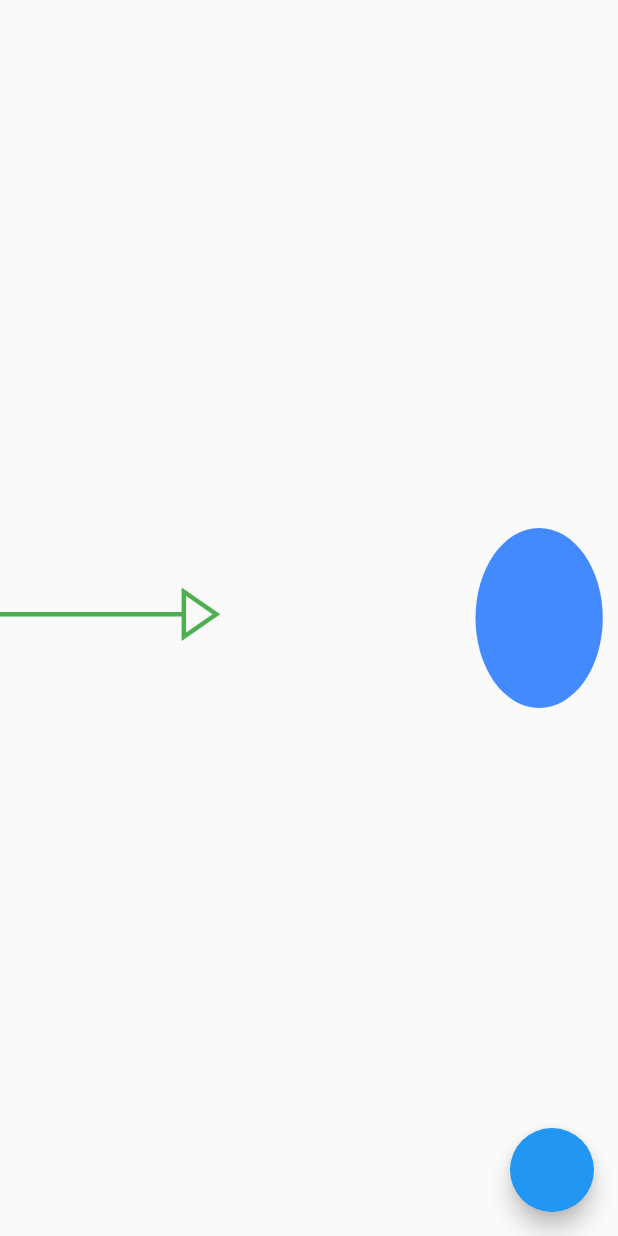
After one commit to wrteam-priyansh/ui_ux, a Flutter app: the ArrowUxScreen screen opened directly, on a phone screen of 412 x 824 dp. The commit adds this screen. Run offline on Flutter 3.47's test engine with Material 2 defaults, Android fonts, the phone set to English and light mode, and no system bars; our stand-ins replace cached_network_image, lottie, octo_image.

```diff
--- /dev/null
+++ b/lib/ui/screens/arrowUx.dart
@@ -0,0 +1,90 @@
+import 'dart:math';
+
+import 'package:flutter/material.dart';
+
+class ArrowUxScreen extends StatefulWidget {
+  ArrowUxScreen({Key? key}) : super(key: key);
+
+  @override
+  _ArrowUxScreenState createState() => _ArrowUxScreenState();
+}
+
+class _ArrowUxScreenState extends State<ArrowUxScreen> with TickerProviderStateMixin {
+  late AnimationController arrowAnimationController = AnimationController(vsync: this, duration: Duration(milliseconds: 500));
+
+  late Animation<Offset> arrowAnimation = Tween<Offset>(begin: Offset.zero, end: Offset(1.5, 0)).animate(CurvedAnimation(parent: arrowAnimationController, curve: Curves.easeInOut));
+
+  late AnimationController colorAnimationController = AnimationController(vsync: this, duration: Duration(milliseconds: 100));
+
+  late Animation<Color?> colorAnimation = ColorTween(
+    begin: Colors.blueAccent,
+    end: Colors.redAccent,
+  ).animate(CurvedAnimation(parent: colorAnimationController, curve: Curves.easeInOut));
+
+  @override
+  Widget build(BuildContext context) {
+    return Scaffold(
+      floatingActionButton: FloatingActionButton(onPressed: () {
+        arrowAnimationController.forward().then((value) => colorAnimationController.forward());
+      }),
+      body: Stack(
+        children: [
+          Align(
+            alignment: AlignmentDirectional.centerEnd,
+            child: Transform(
+              transform: Matrix4.identity()
+                ..rotateY(pi / 4)
+                ..setEntry(0, 3, 25.0),
+              child: AnimatedBuilder(
+                animation: colorAnimationController,
+                builder: (context, child) {
+                  return CircleAvatar(
+                    radius: 60.0,
+                    backgroundColor: colorAnimation.value,
+                  );
+                },
+              ),
+            ),
+          ),
+          Align(
+            alignment: AlignmentDirectional.centerStart,
+            child: SlideTransition(
+              position: arrowAnimation,
+              child: CustomPaint(
+                painter: ArrowPainter(),
+                child: Container(
+                  height: 5,
+                  width: MediaQuery.of(context).size.width * (0.35),
+                ),
+              ),
+            ),
+          ),
+        ],
+      ),
+    );
+  }
+}
+
+class ArrowPainter extends CustomPainter {
+  @override
+  void paint(Canvas canvas, Size size) {
+    Paint paint = Paint()
+      ..color = Colors.green
+      ..style = PaintingStyle.stroke
+      ..strokeWidth = 3.0;
+    Path path = Path();
+
+    path.lineTo(size.width * (0.85), 0);
+    path.lineTo(size.width * (0.85), -size.height * (3));
+    path.lineTo(size.width, 0);
+    path.lineTo(size.width * (0.85), size.height * (3));
+
+    path.lineTo(size.width * (0.85), 0);
+    canvas.drawPath(path, paint);
+  }
+
+  @override
+  bool shouldRepaint(covariant CustomPainter oldDelegate) {
+    return true;
+  }
+}
```
Also changed, not shown: lib/ui/screens/flipCardAnimation.dart (added, +95 -0 lines), lib/ui/screens/heartAnimationScreen.dart (added, +57 -0 lines), lib/ui/screens/homeScreen.dart (+26 -2 lines).
